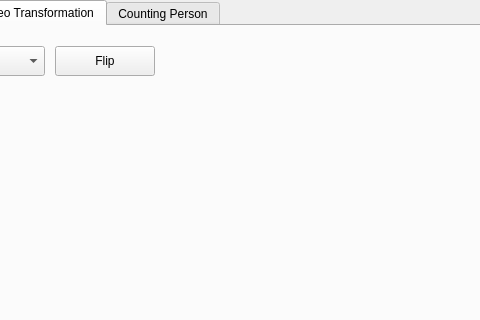
This is image_processing_app.ui in soyoung125/MultimediaProcessingTool as Qt 5 draws it before an edit; both pictures show x 407 to 887 and y 0 to 320 of the 887 by 633 pixel window. The edited form follows.
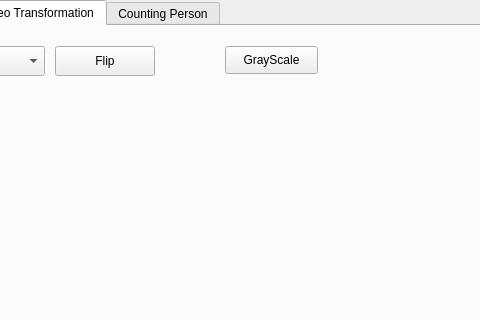
This is the edited form.

Commit message: convert video grayscale 구현

Patch:
```diff
--- a/image_processing_app.ui
+++ b/image_processing_app.ui
@@ -734,6 +734,19 @@
        <string>TextLabel</string>
       </property>
      </widget>
+     <widget class="QPushButton" name="btnGrayScale">
+      <property name="geometry">
+       <rect>
+        <x>630</x>
+        <y>20</y>
+        <width>93</width>
+        <height>28</height>
+       </rect>
+      </property>
+      <property name="text">
+       <string>GrayScale</string>
+      </property>
+     </widget>
     </widget>
     <widget class="QWidget" name="tab_6">
      <attribute name="title">
```
The commit also changes 2 other files.
